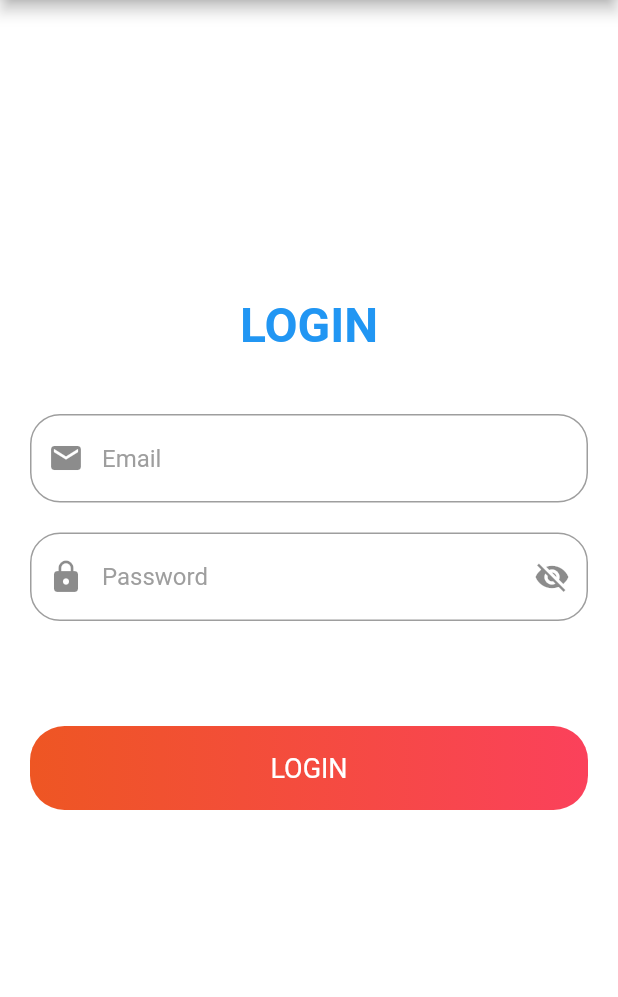
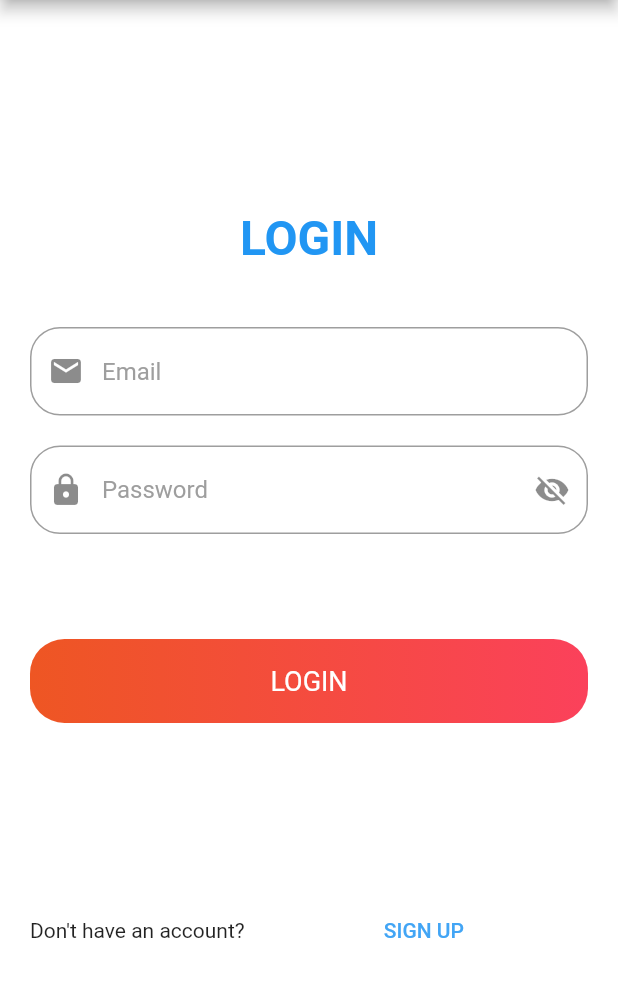
Before and after one commit to gihad5/flutter, a Flutter app: the screen it shows after launch, after a tap on "Log in", on a phone screen of 412 x 824 dp, the part 84-1081 px from its top. Run offline on Flutter 3.47's test engine with Material 2 defaults, Android fonts, the phone set to English and light mode, and no system bars; network calls fail; Roboto replaces fonts that are missing (Lobster).

Commit message:
update login page

```diff
--- a/lib/screens/login.dart
+++ b/lib/screens/login.dart
@@ -1,4 +1,5 @@
 import 'package:flutter/material.dart';
+import 'package:ordering_food/screens/Register.dart';
 class LoginPage extends StatefulWidget{
   @override
   _LoginPageState createState() => _LoginPageState();
@@ -19,7 +20,7 @@ class _LoginPageState extends State<LoginPage>{
     return Scaffold(
       backgroundColor: Colors.white,
       appBar: AppBar(
-        backgroundColor: Colors.orange,
+        backgroundColor: Colors.orange[500],
         title: Text('FOOD',
                     style:TextStyle(
                       fontFamily:'Lobster',
@@ -35,14 +36,7 @@ class _LoginPageState extends State<LoginPage>{
         child: Column(
           crossAxisAlignment: CrossAxisAlignment.center,
           children: <Widget>[
-            Text(
-              '',
-              style: TextStyle(
-                fontSize: 50.0,
-                fontWeight: FontWeight.bold,
-                fontFamily: "Pacifico"
-              ),
-            ),
+
             SizedBox(height: 40.0,),
             Text(
               "LOGIN",
@@ -66,14 +60,26 @@ class _LoginPageState extends State<LoginPage>{
             SizedBox(height: 50.0),
             buildButtonContainer(),
             SizedBox(height: 10.0,),
-            Container(
+            Expanded(
               child: Center(
                 child: Row(
                   mainAxisAlignment: MainAxisAlignment.center,
                   children: <Widget>[
-                 //   Text("Don't have an account?"),
+                    Text("Don't have an account?"),
                     SizedBox(width: 10.0,),
-                   // Text("SIGN UP", style: TextStyle(color: Theme.of(context).primaryColor,))
+                    Expanded(child: FlatButton(
+                      onPressed: (){
+                        Navigator.push(context, MaterialPageRoute(builder: (context)
+                        {
+                          return Register();
+                        }),);
+                      },
+                      child:Text('SIGN UP',
+                       style: TextStyle(
+                       color:  Colors.blue[400],),
+                    ),)
+                    //Text("SIGN UP", style: TextStyle(color: Theme.of(context).primaryColor,)
+                    )
                   ],
                 ),
               ),
```
